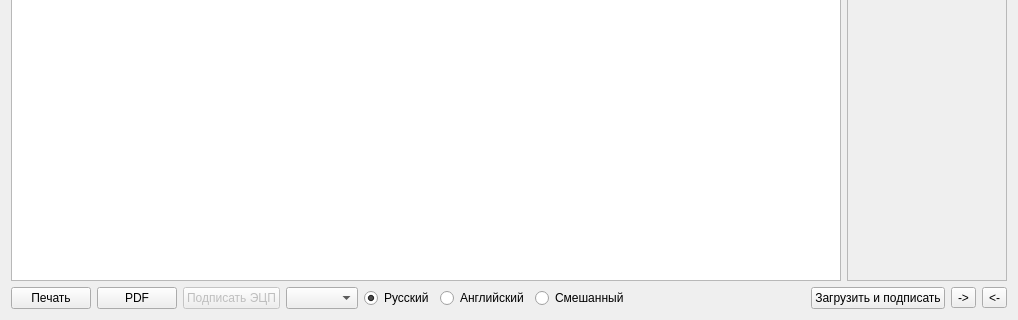
Qt form editor.ui (Sergeyego/el_sert) before a commit; both pictures show x 0 to 1018 and y 528 to 848 of the 1018 by 848 pixel window.
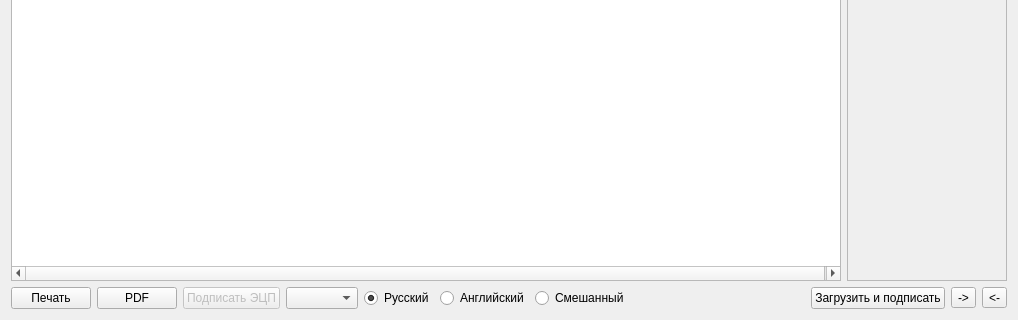
The same form after that commit. Custom widgets are drawn as their Qt base class.

What changed in the file:
```diff
--- a/editor.ui
+++ b/editor.ui
@@ -40,7 +40,7 @@
         <enum>QTextEdit::LineWrapMode::FixedPixelWidth</enum>
        </property>
        <property name="lineWrapColumnOrWidth">
-        <number>700</number>
+        <number>830</number>
        </property>
       </widget>
      </item>
```
